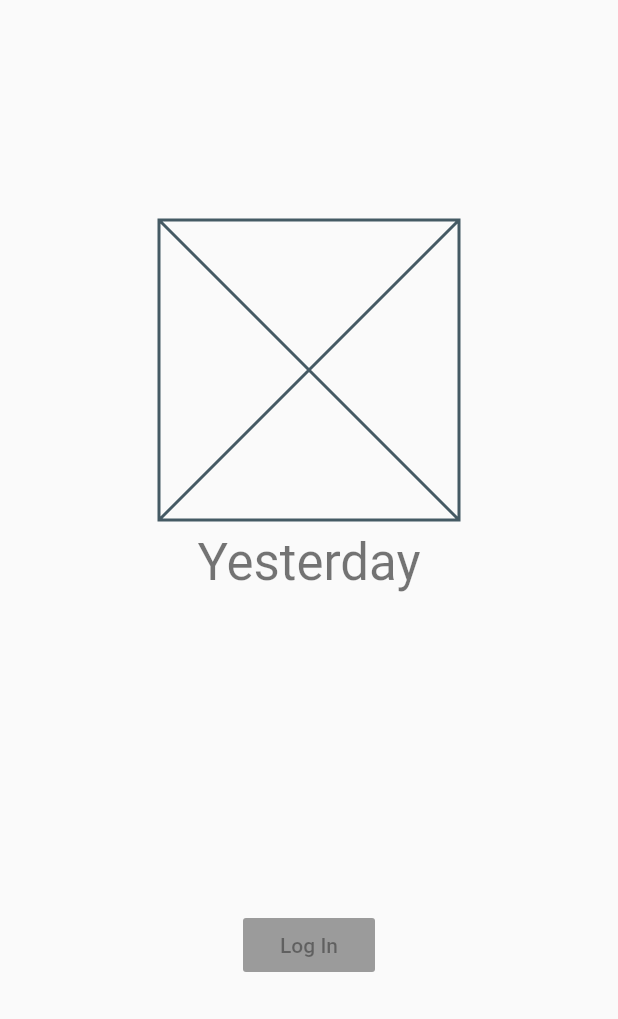
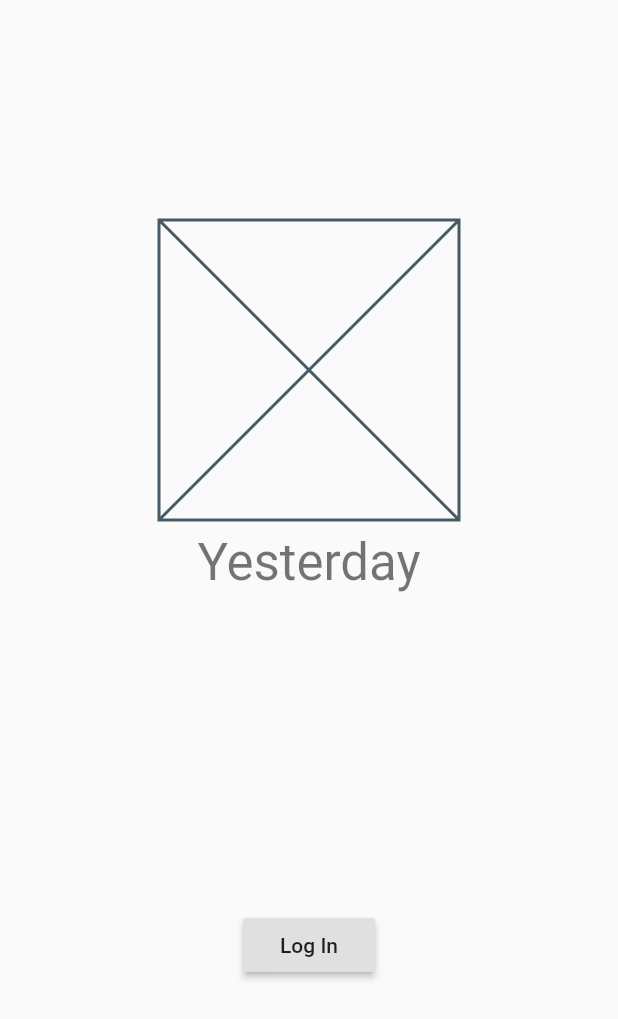
Before and after one commit to BardulfXSS/Yesterday, a Flutter app: the screen it shows after launch, on a phone screen of 412 x 824 dp. Shown: the top 1019 px of the screen. Run offline on Flutter 3.47's test engine with Material 2 defaults, Android fonts, the phone set to English and light mode, and no system bars; our stand-ins replace bloc, built_value, flutter_bloc; generated files the repository leaves out were written again.

Commit message:
Implement and test Splash page (no logo yet)

```diff
--- /dev/null
+++ b/yesterday/lib/blocs/authentication.dart
@@ -0,0 +1,94 @@
+import 'package:bloc/bloc.dart';
+import 'package:built_value/built_value.dart';
+import 'package:built_value/serializer.dart';
+import 'package:yesterday/serializers.dart';
+
+part 'authentication.g.dart';
+
+abstract class AuthenticationEvent {}
+
+abstract class LoginButtonPressed
+    implements
+        Built<LoginButtonPressed, LoginButtonPressedBuilder>,
+        AuthenticationEvent {
+  LoginButtonPressed._();
+  factory LoginButtonPressed(
+          [void Function(LoginButtonPressedBuilder) updates]) =
+      _$LoginButtonPressed;
+
+  Map<String, dynamic> toJson() {
+    return serializers.serializeWith(LoginButtonPressed.serializer, this);
+  }
+
+  static LoginButtonPressed fromJson(Map<String, dynamic> json) {
+    return serializers.deserializeWith(LoginButtonPressed.serializer, json);
+  }
+
+  static Serializer<LoginButtonPressed> get serializer =>
+      _$loginButtonPressedSerializer;
+}
+
+abstract class AuthenticationState<T> {}
+
+abstract class AuthenticationInitial<T>
+    implements
+        Built<AuthenticationInitial<T>, AuthenticationInitialBuilder<T>>,
+        AuthenticationState<T> {
+  AuthenticationInitial._();
+  factory AuthenticationInitial(
+          [void Function(AuthenticationInitialBuilder<T>) updates]) =
+      _$AuthenticationInitial<T>;
+
+  Map<String, dynamic> toJson() {
+    return serializers.serializeWith(AuthenticationInitial.serializer, this);
+  }
+
+  static AuthenticationInitial fromJson(Map<String, dynamic> json) {
+    return serializers.deserializeWith(AuthenticationInitial.serializer, json);
+  }
+
+  static Serializer<AuthenticationInitial> get serializer =>
+      _$authenticationInitialSerializer;
+}
+
+abstract class AuthenticationStarted<T>
+    implements
+        Built<AuthenticationStarted<T>, AuthenticationStartedBuilder<T>>,
+        AuthenticationState<T> {
+  AuthenticationStarted._();
+  factory AuthenticationStarted(
+          [void Function(AuthenticationStartedBuilder<T>) updates]) =
+      _$AuthenticationStarted<T>;
+
+  Map<String, dynamic> toJson() {
+    return serializers.serializeWith(AuthenticationStarted.serializer, this);
+  }
+
+  static AuthenticationStarted fromJson(Map<String, dynamic> json) {
+    return serializers.deserializeWith(AuthenticationStarted.serializer, json);
+  }
+
+  static Serializer<AuthenticationStarted> get serializer =>
+      _$authenticationStartedSerializer;
+}
+
+class AuthenticationBloc<T>
+    extends Bloc<AuthenticationEvent, AuthenticationState<T>> {
+  @override
+  AuthenticationState<T> get initialState => AuthenticationInitial<T>();
+
+  @override
+  Stream<AuthenticationState<T>> mapEventToState(
+    AuthenticationEvent event,
+  ) async* {
+    if (event is LoginButtonPressed) {
+      yield* mapLoginButtonPressedToState(event);
+    }
+  }
+
+  Stream<AuthenticationState<T>> mapLoginButtonPressedToState(
+      LoginButtonPressed event) async* {
+    print('login button pressed');
+    yield AuthenticationStarted();
+  }
+}
--- /dev/null
+++ b/yesterday/lib/blocs/blocs.dart
@@ -0,0 +1 @@
+export 'authentication.dart';
--- a/yesterday/lib/main.dart
+++ b/yesterday/lib/main.dart
@@ -1,12 +1,14 @@
-import 'package:flutter/material.dart';
+import 'package:flutter/material.dart' hide Page;
 import 'package:flutter/services.dart';
+import 'package:flutter_bloc/flutter_bloc.dart';
+import 'package:yesterday/blocs/authentication.dart';
 import 'package:yesterday/pages/pages.dart';
 
 void main() {
-  runApp(MyApp());
+  runApp(MyApp<String>());
 }
 
-class MyApp extends StatelessWidget {
+class MyApp<T> extends StatelessWidget {
   @override
   Widget build(BuildContext context) {
     SystemChrome.setPreferredOrientations([
@@ -15,22 +17,30 @@ class MyApp extends StatelessWidget {
       DeviceOrientation.portraitDown,
       DeviceOrientation.landscapeRight,
     ]);
-    return MaterialApp(
+    return BlocProvider(
+      create: (context) => AuthenticationBloc<String>(),
+      child: MaterialApp(
         title: 'Yesterday',
         theme: ThemeData(
           primarySwatch: Colors.blue,
           visualDensity: VisualDensity.adaptivePlatformDensity,
         ),
         routes: {
-        '/': (ctx) => SplashPage(),
-        'login': (ctx) => Scaffold(body: Placeholder()),
-        'main': (ctx) => Scaffold(body: Placeholder()),
-        'view-playlist': (ctx) => Scaffold(body: Placeholder()),
-        'select-playlist-songs': (ctx) => Scaffold(body: Placeholder()),
-        'edit-playlist': (ctx) => Scaffold(body: Placeholder()),
-        'add-song': (ctx) => Scaffold(body: Placeholder()),
-        'add-metadata': (ctx) => Scaffold(body: Placeholder()),
+          '/': (ctx) => SplashPage<T>(),
+          'login': (ctx) => Page<T>(child: Scaffold(body: Placeholder())),
+          'main': (ctx) => Page<T>(child: Scaffold(body: Placeholder())),
+          'view-playlist': (ctx) =>
+              Page<T>(child: Scaffold(body: Placeholder())),
+          'select-playlist-songs': (ctx) => Page<T>(
+                child: Scaffold(body: Placeholder()),
+              ),
+          'edit-playlist': (ctx) =>
+              Page<T>(child: Scaffold(body: Placeholder())),
+          'add-song': (ctx) => Page<T>(child: Scaffold(body: Placeholder())),
+          'add-metadata': (ctx) =>
+              Page<T>(child: Scaffold(body: Placeholder())),
         },
+      ),
     );
   }
 }
--- /dev/null
+++ b/yesterday/lib/pages/page.dart
@@ -0,0 +1,20 @@
+import 'package:flutter/widgets.dart';
+import 'package:flutter_bloc/flutter_bloc.dart';
+import 'package:yesterday/blocs/blocs.dart';
+
+class Page<T> extends StatelessWidget {
+  final Widget child;
+  const Page({Key key, this.child}) : super(key: key);
+
+  @override
+  Widget build(BuildContext context) {
+    return BlocListener<AuthenticationBloc<T>, AuthenticationState<T>>(
+      listener: (context, state) {
+        if (state is AuthenticationStarted<T>) {
+          Navigator.pushNamed(context, 'login');
+        }
+      },
+      child: child,
+    );
+  }
+}
--- a/yesterday/lib/pages/pages.dart
+++ b/yesterday/lib/pages/pages.dart
@@ -1 +1,2 @@
+export 'page.dart';
 export 'splash_page.dart';
--- a/yesterday/lib/pages/splash_page.dart
+++ b/yesterday/lib/pages/splash_page.dart
@@ -1,8 +1,11 @@
-import 'package:flutter/material.dart';
+import 'package:flutter/material.dart' hide Page;
 import 'package:flutter/services.dart';
+import 'package:flutter_bloc/flutter_bloc.dart';
+import 'package:yesterday/blocs/blocs.dart';
+import 'package:yesterday/pages/pages.dart';
 import 'package:yesterday/text/text.dart';
 
-class SplashPage extends StatelessWidget {
+class SplashPage<T> extends StatelessWidget {
   const SplashPage({Key key}) : super(key: key);
 
   @override
@@ -11,7 +14,8 @@ class SplashPage extends StatelessWidget {
       DeviceOrientation.portraitUp,
       DeviceOrientation.portraitDown,
     ]);
-    return Scaffold(
+    return Page<T>(
+      child: Scaffold(
         body: Column(
           children: [
             Expanded(
@@ -34,11 +38,17 @@ class SplashPage extends StatelessWidget {
             Expanded(
               child: Align(
                 alignment: Alignment(0, -1 / 2),
-              child: RaisedButton(child: ButtonText('Log In')),
+                child: RaisedButton(
+                  onPressed: () =>
+                      BlocProvider.of<AuthenticationBloc<T>>(context)
+                          .add(LoginButtonPressed()),
+                  child: ButtonText('Log In'),
+                ),
               ),
             )
           ],
         ),
+      ),
     );
   }
 }
```
Also changed, not shown: yesterday/lib/serializers.dart (added, +13 -0 lines), yesterday/pubspec.yaml (+12 -24 lines), yesterday/lib/blocs/authentication.g.dart (added), yesterday/lib/serializers.g.dart (added), 4 other files. Lines whose indentation alone changed are shown as unchanged.
